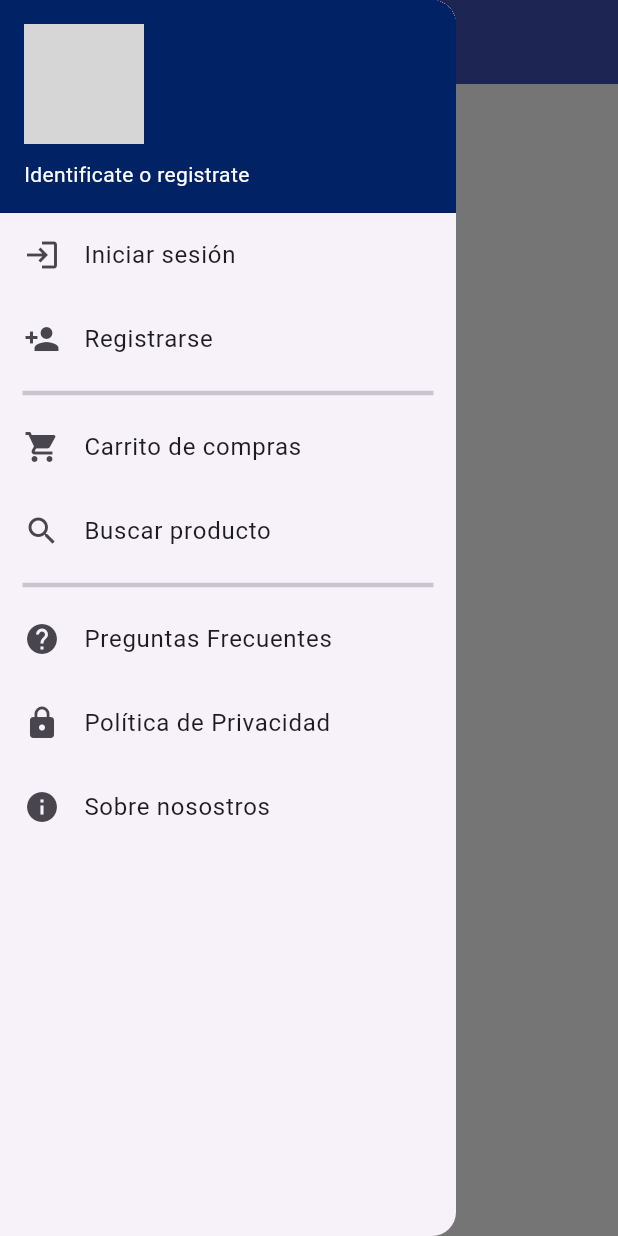
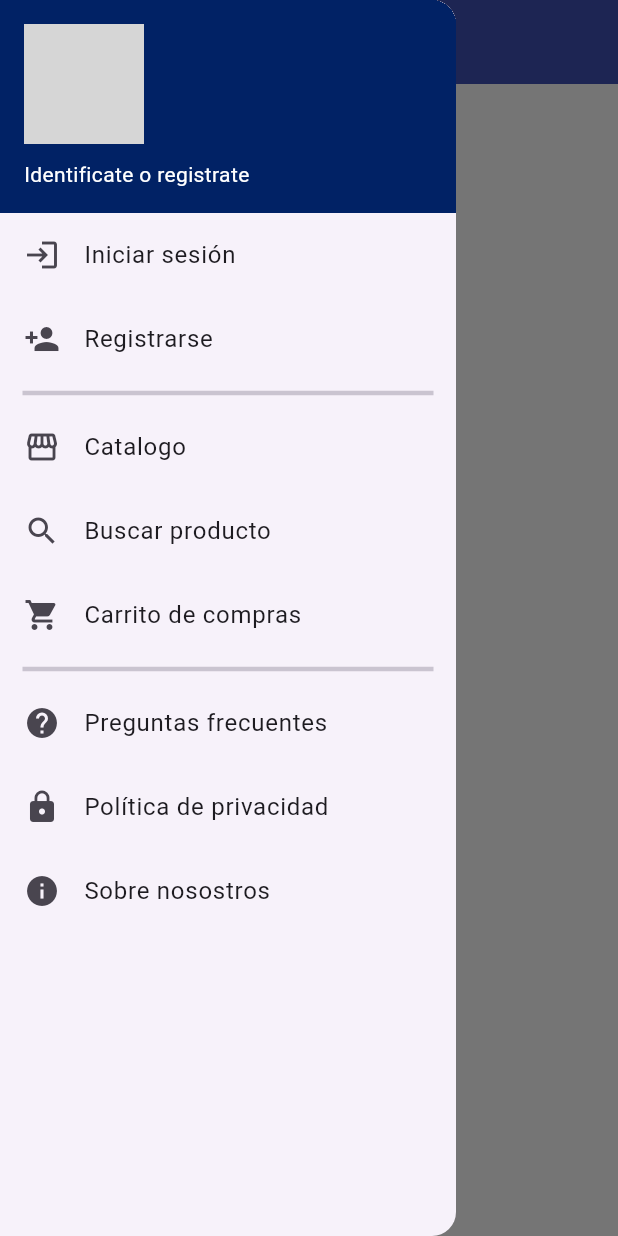
Before and after one commit to lexobegin/my_app, a Flutter app: the screen it shows after launch, with the side drawer open, on a phone screen of 412 x 824 dp. Run offline on Flutter 3.47's test engine with Material 3 defaults, Android fonts, the phone set to English and light mode, and no system bars; our stand-ins replace flutter_secure_storage; accounts and stored records are empty; network calls fail; grey boxes are pictures that could not be loaded.

Commit message:
Solo se actualizo el menú lateral

```diff
--- a/lib/components/utils/sidebar.dart
+++ b/lib/components/utils/sidebar.dart
@@ -81,8 +81,8 @@ class Sidebar extends StatelessWidget {
                 endIndent: 15,
               ),
               ListTile(
-                leading: const Icon(Icons.shopping_cart),
-                title: const Text('Carrito de compras'),
+                leading: const Icon(Icons.storefront),
+                title: const Text('Catalogo'),
                 onTap: () {
                   // Acción para mostrar una muestra de ficha médica
                 },
@@ -94,6 +94,13 @@ class Sidebar extends StatelessWidget {
                   // Acción para mostrar una muestra de ficha médica
                 },
               ),
+              ListTile(
+                leading: const Icon(Icons.shopping_cart),
+                title: const Text('Carrito de compras'),
+                onTap: () {
+                  // Acción para mostrar una muestra de ficha médica
+                },
+              ),
               const Divider(
                 thickness: 3,
                 indent: 15,
@@ -101,14 +108,14 @@ class Sidebar extends StatelessWidget {
               ),
               ListTile(
                 leading: const Icon(Icons.help),
-                title: const Text('Preguntas Frecuentes'),
+                title: const Text('Preguntas frecuentes'),
                 onTap: () {
                   // Acción para mostrar FAQ
                 },
               ),
               ListTile(
                 leading: const Icon(Icons.lock),
-                title: const Text('Política de Privacidad'),
+                title: const Text('Política de privacidad'),
                 onTap: () {
                   // Acción para mostrar política de privacidad
                 },
@@ -179,8 +186,8 @@ class Sidebar extends StatelessWidget {
                 },
               ),*/
               ListTile(
-                leading: const Icon(Icons.shopping_cart),
-                title: const Text('Carrito de compras'),
+                leading: const Icon(Icons.storefront),
+                title: const Text('Catalogo'),
                 onTap: () {
                   // Acción para mostrar una muestra de ficha médica
                 },
@@ -188,6 +195,13 @@ class Sidebar extends StatelessWidget {
               ListTile(
                 leading: const Icon(Icons.search),
                 title: const Text('Buscar producto'),
+                onTap: () {
+                  // Acción para mostrar una muestra de ficha médica
+                },
+              ),
+              ListTile(
+                leading: const Icon(Icons.shopping_cart),
+                title: const Text('Carrito de compras'),
                 onTap: () {
                   // Acción para mostrar una muestra de ficha médica
                 },
```
